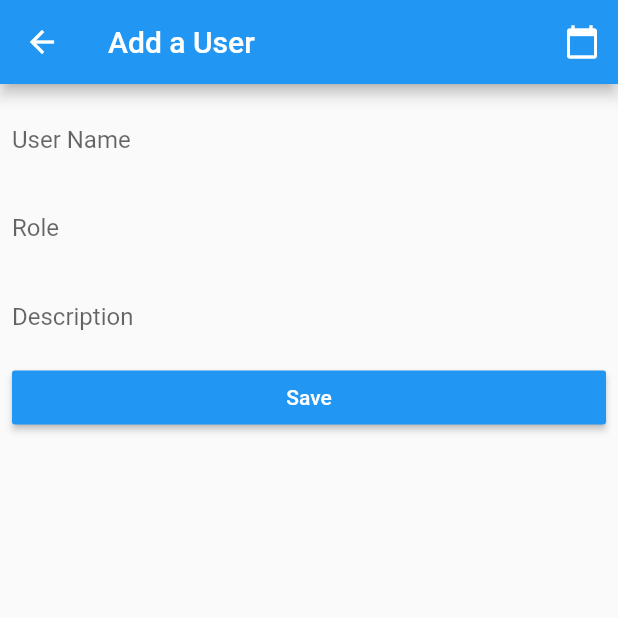
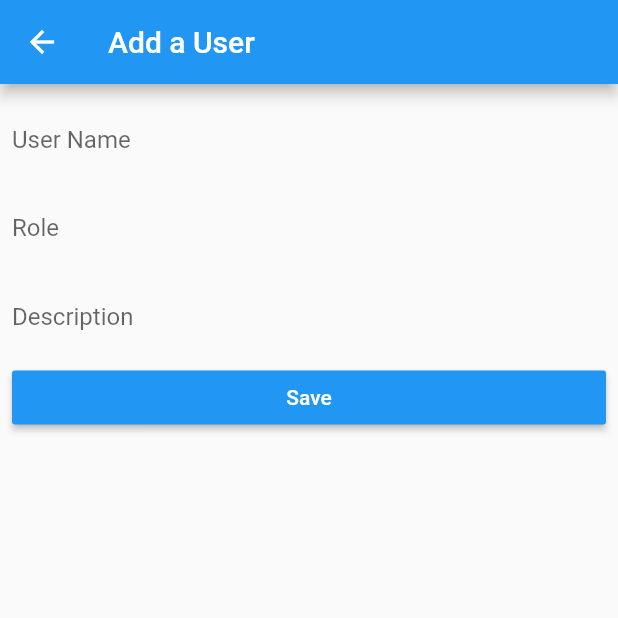
Before and after one commit to CodeTropolis/flutter_firebase_riverpod, a Flutter app: the UserEntryScreen screen opened directly, after a tap on "Save", on a phone screen of 412 x 824 dp, the top half of it. Run offline on Flutter 3.47's test engine with Material 2 defaults, Android fonts, the phone set to English and light mode, and no system bars; our stand-ins replace cloud_firestore, firebase_core, flutter_hooks, hooks_riverpod; accounts and stored records are empty.

Commit message:
User entry screen.

```diff
--- a/lib/screens/user_entry.dart
+++ b/lib/screens/user_entry.dart
@@ -1,7 +1,8 @@
-import 'dart:html';
-
 import 'package:flutter/material.dart';
 import 'package:flutter_application_1/models/user.dart';
+import 'package:flutter_application_1/services/firestore_service.dart';
+
+final firestoreService = FirestoreService();
 
 class TextControllerWithId extends TextEditingController {
   String id;
@@ -22,15 +23,7 @@ class UserEntryScreen extends StatelessWidget {
   Widget build(BuildContext context) {
     final fields = [nameController, roleController, descController];
     return Scaffold(
-      appBar: AppBar(title: Text('Add a User'), actions: [
-        IconButton(
-            icon: Icon(Icons.calendar_today),
-            onPressed: () {
-              _pickDate(context).then((value) {
-                print(value);
-              });
-            }),
-      ]),
+      appBar: AppBar(title: Text('Add a User')),
       body: Padding(
         padding: const EdgeInsets.all(8.0),
         child: ListView(
@@ -83,21 +76,24 @@ class UserEntryScreen extends StatelessWidget {
     );
   }
 
-  Future<DateTime> _pickDate(BuildContext context) async {
-    final DateTime picked = await showDatePicker(
-        context: context,
-        initialDate: DateTime.now(),
-        firstDate: DateTime(2019),
-        lastDate: DateTime(2030));
-    if (picked != null) return picked;
-  }
-
   _validate(List controllers) {
     controllers.forEach((controller) {
-      (controller.text.isNotEmpty)
-          ? print(controller.text)
-          : print('${controller.id} required.');
+      if (controller.text.isNotEmpty) {
+        print('${controller.id}:${controller.text}');
+      } else {
+        print('${controller.id} required.');
+      }
+
+      // final User _user = controller.id : controller.text; // i.e. name:"Frank", role:"Guardian", desc:"Foo ipsum..."
+
       controller.text = ''; // clear fields
     });
   }
+
+  void dispose() {
+    fields.forEach((field) {
+      field.dispose();
+    });
+    // Clean up the controller when the widget is removed from the widget tree.
+  }
 }
--- a/lib/services/firestore_service.dart
+++ b/lib/services/firestore_service.dart
@@ -7,4 +7,8 @@ class FirestoreService {
     final stream = FirebaseFirestore.instance.collection('users').snapshots();
     return stream.map((snapshot) => snapshot.docs.map((doc) => User.fromJson(doc.data())).toList());
   });
+
+  Future<void> setUser(User user) {
+    return FirebaseFirestore.instance.collection('users').add(user.toMap());
+  }
 }
```
